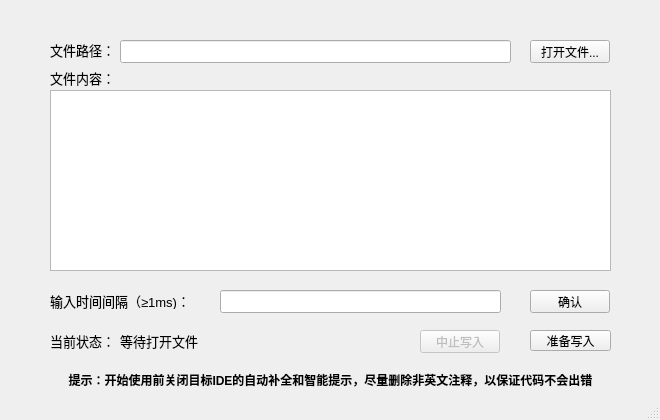
Above: KeyBrdReflection/Qt/KeyBrdReflectionWindow/KeyBrdReflectionWindow.ui from TheBadRoger/KeyBoardReflector before the change. Below: the same form after it.
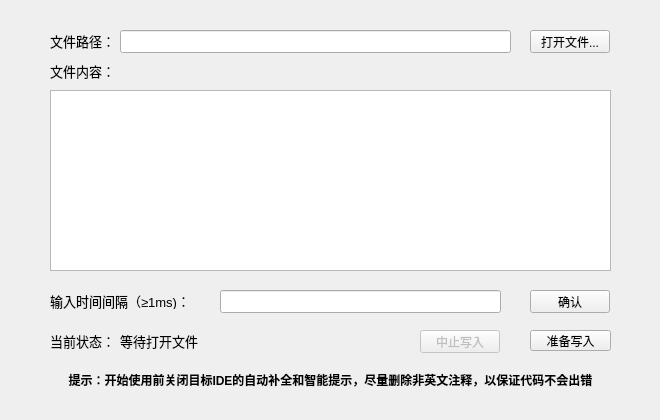
That is the form after the change.

Commit message: 略微优化UI布局，消除冗余组件

Diff of the .ui file:
```diff
--- a/KeyBrdReflection/Qt/KeyBrdReflectionWindow/KeyBrdReflectionWindow.ui
+++ b/KeyBrdReflection/Qt/KeyBrdReflectionWindow/KeyBrdReflectionWindow.ui
@@ -16,7 +16,7 @@
   <property name="minimumSize">
    <size>
     <width>660</width>
-    <height>420</height>
+    <height>400</height>
    </size>
   </property>
   <property name="maximumSize">
@@ -33,7 +33,7 @@
     <property name="geometry">
      <rect>
       <x>530</x>
-      <y>40</y>
+      <y>30</y>
       <width>80</width>
       <height>23</height>
      </rect>
@@ -46,7 +46,7 @@
     <property name="geometry">
      <rect>
       <x>120</x>
-      <y>40</y>
+      <y>30</y>
       <width>391</width>
       <height>23</height>
      </rect>
@@ -118,7 +118,7 @@
     <property name="geometry">
      <rect>
       <x>50</x>
-      <y>42</y>
+      <y>33</y>
       <width>61</width>
       <height>16</height>
      </rect>
@@ -191,7 +191,7 @@
     <property name="geometry">
      <rect>
       <x>50</x>
-      <y>70</y>
+      <y>63</y>
       <width>61</width>
       <height>16</height>
      </rect>
@@ -247,17 +247,6 @@
     </property>
    </widget>
   </widget>
-  <widget class="QMenuBar" name="menuBar">
-   <property name="geometry">
-    <rect>
-     <x>0</x>
-     <y>0</y>
-     <width>660</width>
-     <height>20</height>
-    </rect>
-   </property>
-  </widget>
-  <widget class="QStatusBar" name="statusBar"/>
  </widget>
  <layoutdefault spacing="6" margin="11"/>
  <resources>
```
